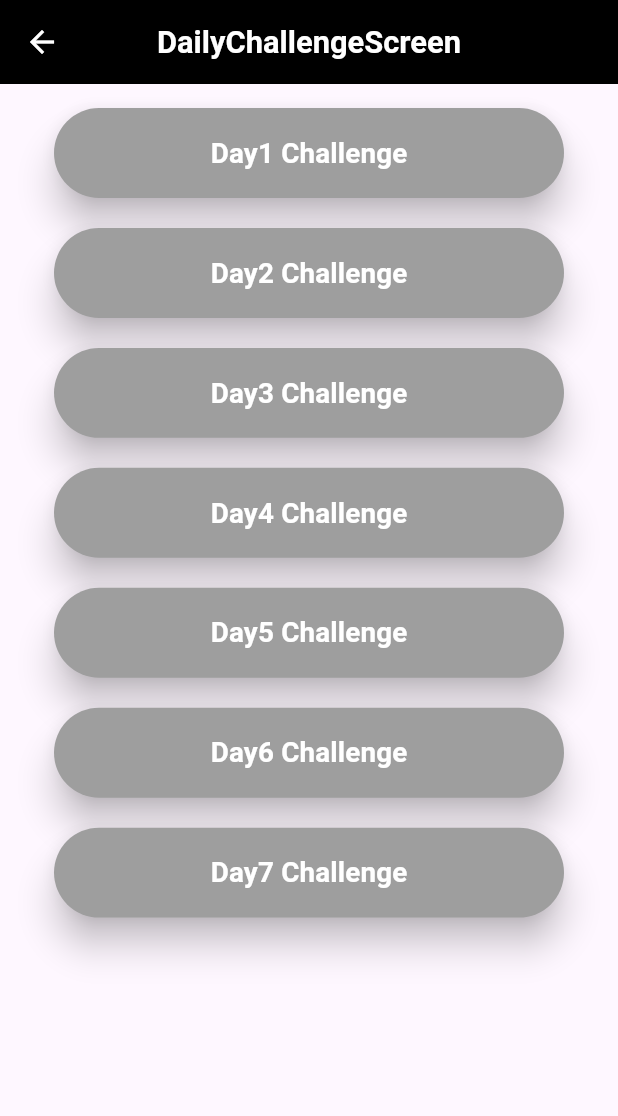
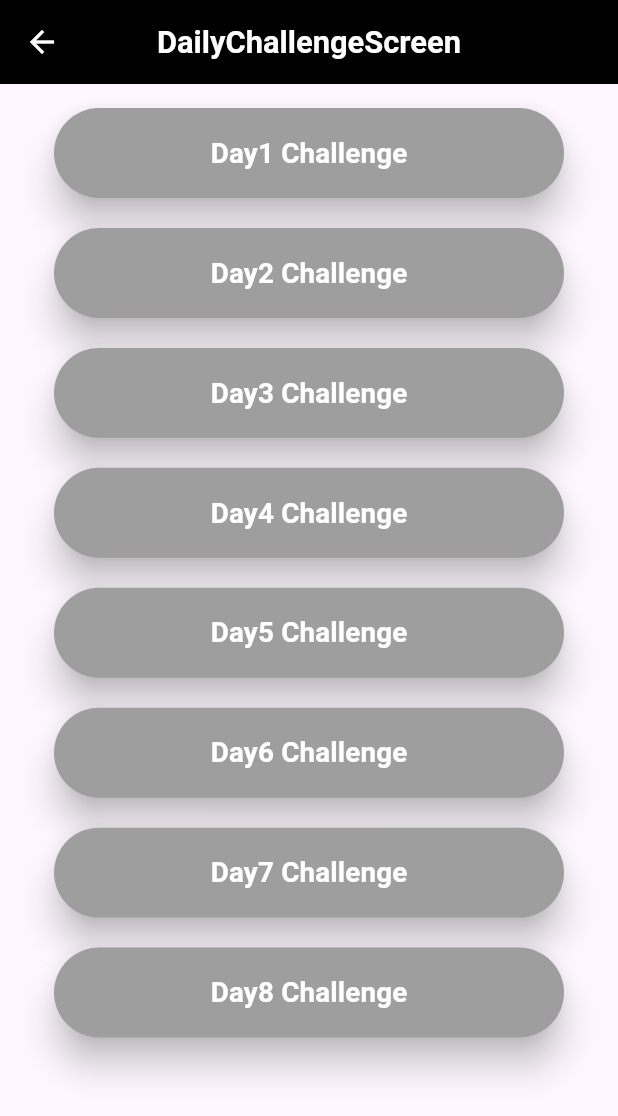
Before and after one commit to hadoopadministrator/my_flutter_app, a Flutter app: the DailyChallengeScreen screen opened directly, on a phone screen of 412 x 824 dp. Shown: the top 1116 px of the screen. Run offline on Flutter 3.47's test engine with Material 3 defaults, Android fonts, the phone set to English and light mode, and no system bars.

Commit message:
NavigationButton added

```diff
--- a/lib/screens/daily_challenge_screen.dart
+++ b/lib/screens/daily_challenge_screen.dart
@@ -3,6 +3,7 @@ import 'package:my_app/screens/daily_challenges/aligned_container_screen.dart';
 import 'package:my_app/screens/daily_challenges/basic_container_screen.dart';
 import 'package:my_app/screens/daily_challenges/business_card_screen.dart';
 import 'package:my_app/screens/daily_challenges/horizontal_icon_screen.dart';
+import 'package:my_app/screens/daily_challenges/login_screen.dart';
 import 'package:my_app/screens/daily_challenges/profile_card_screen.dart';
 import 'package:my_app/screens/daily_challenges/styled_text_screen.dart';
 import 'package:my_app/screens/daily_challenges/vertical_box_screen.dart';
@@ -104,6 +105,17 @@ class DailyChallengeScreen extends StatelessWidget {
               );
             },
           ),
+          CustomButton(
+            days: "Day8 Challenge",
+            width: width,
+            height: height,
+            onPressede: () {
+              Navigator.push(
+                context,
+                MaterialPageRoute(builder: (context) => LoginScreen()),
+              );
+            },
+          ),
         ],
       ),
     );
```
Also changed, not shown: lib/screens/daily_challenges/login_screen.dart (+7 -12 lines).
